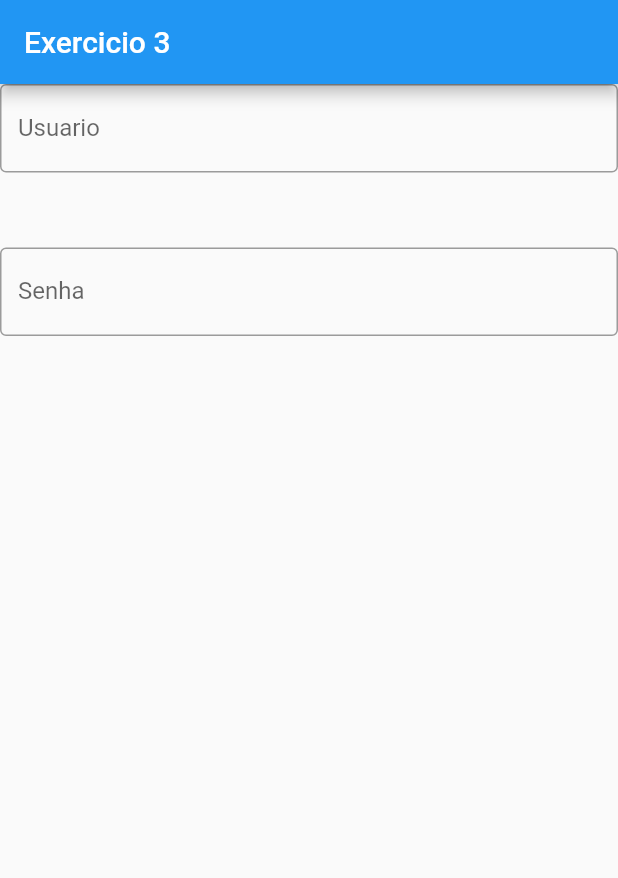
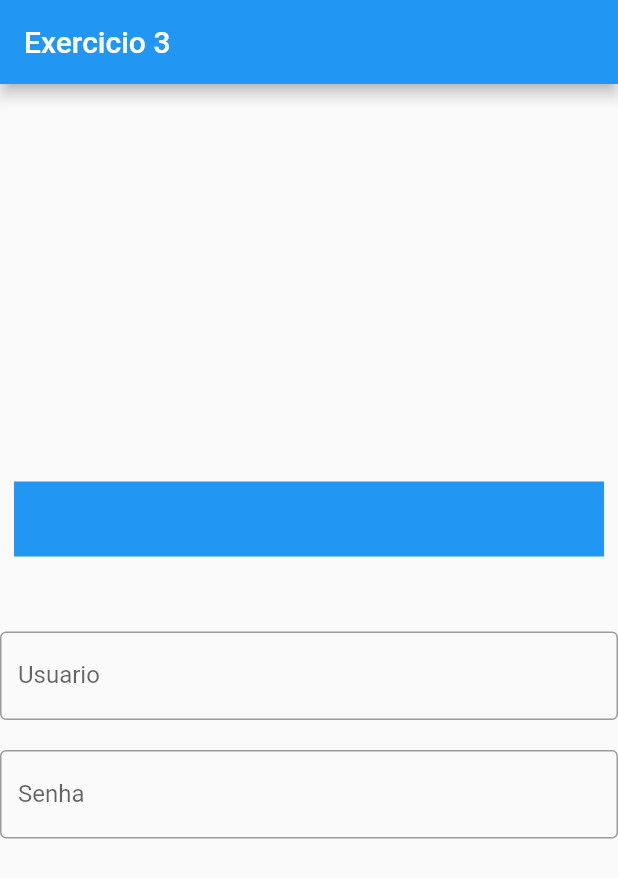
Before and after one commit to JasonRocha/FlutterAula1, a Flutter app: the first screen one second after launch, on a phone screen of 412 x 824 dp. Shown: the top 878 px of the screen. Run offline on Flutter 3.47's test engine with Material 2 defaults, Android fonts, the light colour scheme and no system bars; our stand-ins replace validators; missing offline and left inert: aula7, aula8, dart:html.

Commit message:
exercicio 2 animation

```diff
--- a/lib/Animacoes/Exercicio2.dart
+++ b/lib/Animacoes/Exercicio2.dart
@@ -1,9 +1,9 @@
-// ignore_for_file: prefer_const_literals_to_create_immutables, prefer_const_constructors, avoid_unnecessary_containers
+// ignore_for_file: prefer_const_constructors
 
 import 'package:flutter/material.dart';
 
-class Exercicio2 extends StatefulWidget {
-  const Exercicio2({super.key});
+/*class Exercicio2 extends StatefulWidget {
+  const Exercicio2({Key? key}) : super(key: key);
 
   @override
   State<Exercicio2> createState() => _Exercicio2State();
@@ -13,21 +13,29 @@ class _Exercicio2State extends State<Exercicio2>
     with SingleTickerProviderStateMixin {
   late AnimationController animationController;
   late Animation<double> animation;
+  bool isLoading = false;
 
   @override
   void initState() {
     super.initState();
 
-    this.animationController =
-        new AnimationController(vsync: this, duration: Duration(seconds: 3));
+    animationController =
+        AnimationController(vsync: this, duration: Duration(seconds: 3));
 
-    this.animation = new Tween<double>(begin: 100, end: 500)
-        .animate(this.animationController);
+    animation = Tween<double>(begin: 500, end: 50).animate(animationController);
+
+    animationController.forward().then((_) {
+      setState(() {
+        isLoading = true; // Ativa o sinal de carregamento após a animação
+      });
+    });
+
+    animationController.forward();
   }
 
   @override
   void dispose() {
-    this.animationController.dispose();
+    animationController.dispose();
 
     super.dispose();
   }
@@ -40,18 +48,18 @@ class _Exercicio2State extends State<Exercicio2>
       ),
       body: Center(
         child: Container(
-          width: 500,
+          width: 600,
           child: Column(
+            mainAxisAlignment: MainAxisAlignment.center,
             children: [
+              SizedBox(height: 50),
               TextField(
                 decoration: const InputDecoration(
                   border: OutlineInputBorder(),
                   labelText: 'Usuario',
                 ),
               ),
-              SizedBox(
-                height: 50,
-              ),
+              SizedBox(height: 20),
               TextField(
                 decoration: const InputDecoration(
                   border: OutlineInputBorder(),
@@ -59,12 +67,108 @@ class _Exercicio2State extends State<Exercicio2>
                 ),
               ),
               SizedBox(
-                height: 70,
-              )
+                height: 20,
+              ),
+              AnimatedBuilder(
+                animation: animation,
+                builder: (context, child) {
+                  return Container(
+                    width: animation.value,
+                    height: 50,
+                    color: Colors.blue,
+                    child: Center(child: Text('Login')),
+                  );
+                },
+              ),
             ],
           ),
         ),
       ),
     );
   }
+}*/
+
+class Exercicio2 extends StatefulWidget {
+  const Exercicio2({Key? key}) : super(key: key);
+
+  @override
+  State<Exercicio2> createState() => _Exercicio2State();
 }
+
+class _Exercicio2State extends State<Exercicio2>
+    with SingleTickerProviderStateMixin {
+  late AnimationController animationController;
+  late Animation<double> animation;
+
+  bool isLoading = false;
+
+  @override
+  void initState() {
+    super.initState();
+
+    animationController =
+        AnimationController(vsync: this, duration: Duration(seconds: 3));
+
+    animation =
+        Tween<double>(begin: 500, end: 100).animate(animationController);
+
+    animationController.forward().then((_) {
+      setState(() {
+        isLoading = true; // Ativa o sinal de carregamento após a animação
+      });
+    });
+  }
+
+  @override
+  void dispose() {
+    animationController.dispose();
+
+    super.dispose();
+  }
+
+  @override
+  Widget build(BuildContext context) {
+    return Scaffold(
+      appBar: AppBar(
+        title: Text('Exercicio 3'),
+      ),
+      body: Center(
+        child: Column(
+          mainAxisAlignment: MainAxisAlignment.center,
+          children: [
+            AnimatedBuilder(
+              animation: animation,
+              builder: (context, child) {
+                if (isLoading) {
+                  // Exibe o sinal de carregamento (CircularProgressIndicator)
+                  return CircularProgressIndicator();
+                } else {
+                  // Exibe o retângulo diminuindo de tamanho
+                  return Container(
+                    width: animation.value,
+                    height: 50,
+                    color: Colors.blue,
+                  );
+                }
+              },
+            ),
+            SizedBox(height: 50),
+            TextField(
+              decoration: const InputDecoration(
+                border: OutlineInputBorder(),
+                labelText: 'Usuario',
+              ),
+            ),
+            SizedBox(height: 20),
+            TextField(
+              decoration: const InputDecoration(
+                border: OutlineInputBorder(),
+                labelText: 'Senha',
+              ),
+            ),
+          ],
+        ),
+      ),
+    );
+  }
+}
--- a/lib/Animacoes/bottao.dart
+++ b/lib/Animacoes/bottao.dart
@@ -1,4 +1,4 @@
-// ignore_for_file: must_be_immutable
+// ignore_for_file: must_be_immutable, sized_box_for_whitespace
 
 import 'package:flutter/material.dart';
 
```
